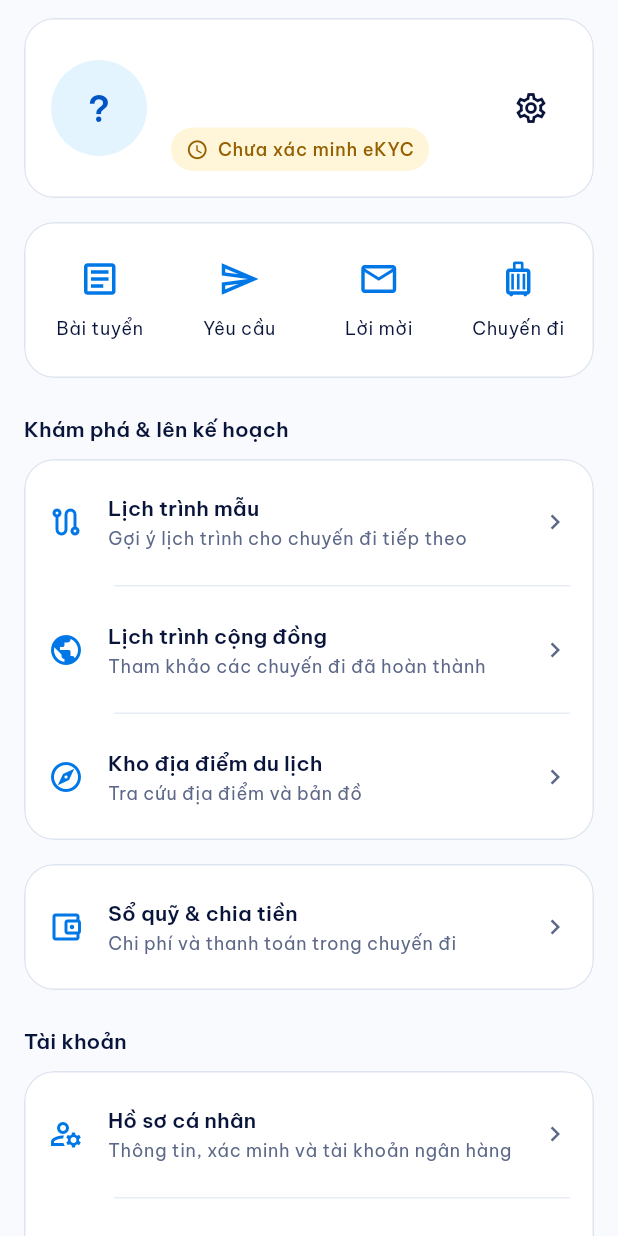
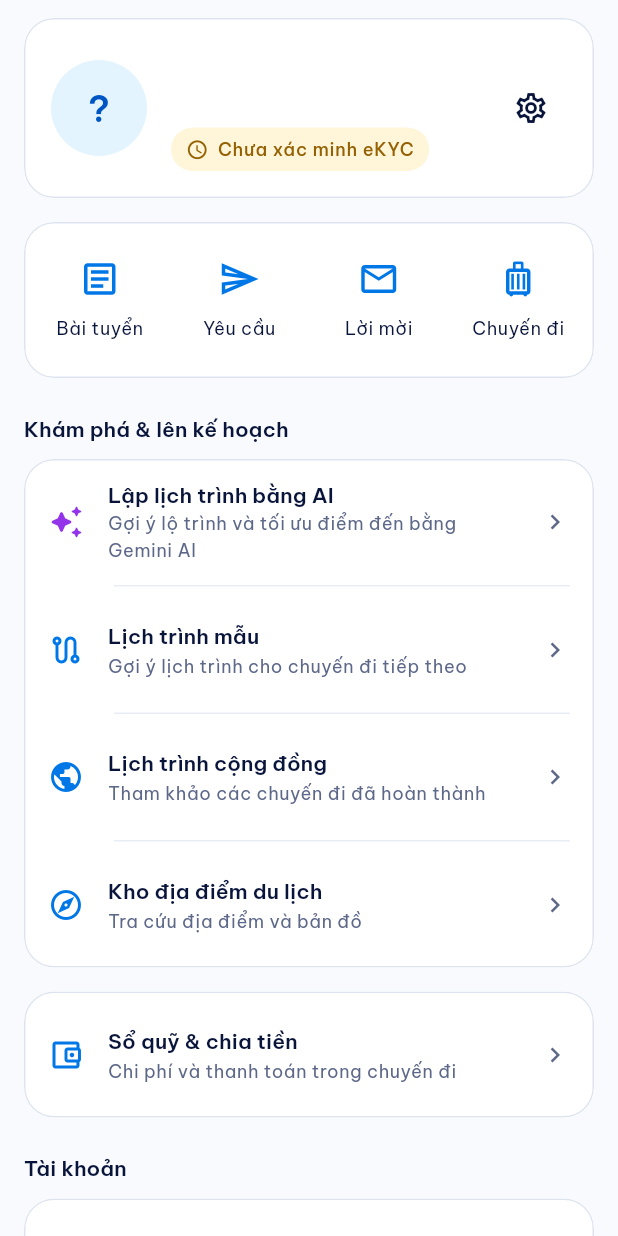
Before and after one commit to TranLongNhat8880/FeelingTrip, a Flutter app: the PersonalContent widget shown alone on an empty page, opened directly with empty values, on a phone screen of 412 x 824 dp. Run offline on Flutter 3.47's test engine with Material 3 defaults, Android fonts, the phone set to English and light mode, and no system bars; our stand-ins replace flutter_map, image_picker, latlong2, shared_preferences; accounts and stored records are empty; network calls fail.

Commit message:
feat(home): add AI travel planner entry to exploration and personal planning sections

```diff
--- a/frontend/lib/features/home/views/personal_content.dart
+++ b/frontend/lib/features/home/views/personal_content.dart
@@ -159,6 +159,15 @@ class PersonalContent extends StatelessWidget {
                     children: [
                       _entry(
                         context,
+                        'Lập lịch trình bằng AI',
+                        'Gợi ý lộ trình và tối ưu điểm đến bằng Gemini AI',
+                        Icons.auto_awesome_rounded,
+                        () => Navigator.pushNamed(context, AppRoutes.aiPlanner),
+                        iconColor: const Color(0xFF9333EA),
+                      ),
+                      const Divider(height: 1, indent: 60, endIndent: 16),
+                      _entry(
+                        context,
                         'Lịch trình mẫu',
                         'Gợi ý lịch trình cho chuyến đi tiếp theo',
                         Icons.route_outlined,
@@ -278,10 +287,11 @@ class PersonalContent extends StatelessWidget {
     String title,
     String subtitle,
     IconData icon,
-    VoidCallback onTap,
-  ) => ListTile(
+    VoidCallback onTap, {
+    Color? iconColor,
+  }) => ListTile(
     contentPadding: const EdgeInsets.symmetric(horizontal: 16, vertical: 6),
-    leading: Icon(icon, color: AppColors.primary),
+    leading: Icon(icon, color: iconColor ?? AppColors.primary),
     title: Text(title, style: Theme.of(context).textTheme.titleSmall),
     subtitle: Text(
       subtitle,
```
Also changed, not shown: frontend/lib/features/home/views/home_screen.dart (+42 -0 lines).
